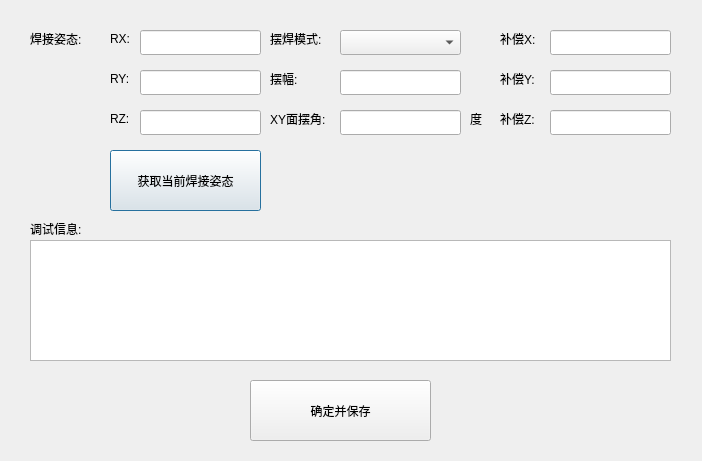
Before: the Qt Designer form setcraftdlg.ui in qubo188612/qtwelding, drawn with Qt 5.
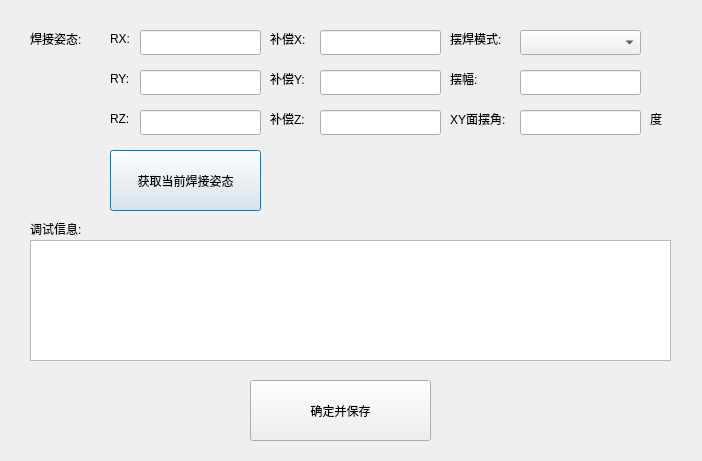
After: the same form once the commit is applied.

What changed in the file:
```diff
--- a/setcraftdlg.ui
+++ b/setcraftdlg.ui
@@ -104,7 +104,7 @@
   <widget class="QComboBox" name="comboBox_pendulum_mode">
    <property name="geometry">
     <rect>
-     <x>340</x>
+     <x>520</x>
      <y>30</y>
      <width>121</width>
      <height>25</height>
@@ -114,7 +114,7 @@
   <widget class="QLabel" name="label_9">
    <property name="geometry">
     <rect>
-     <x>270</x>
+     <x>450</x>
      <y>30</y>
      <width>67</width>
      <height>17</height>
@@ -127,7 +127,7 @@
   <widget class="QLabel" name="label_10">
    <property name="geometry">
     <rect>
-     <x>270</x>
+     <x>450</x>
      <y>70</y>
      <width>41</width>
      <height>17</height>
@@ -140,7 +140,7 @@
   <widget class="QLineEdit" name="lineEdit_pendulum_swing">
    <property name="geometry">
     <rect>
-     <x>340</x>
+     <x>520</x>
      <y>70</y>
      <width>121</width>
      <height>25</height>
@@ -150,7 +150,7 @@
   <widget class="QLabel" name="label_11">
    <property name="geometry">
     <rect>
-     <x>270</x>
+     <x>450</x>
      <y>110</y>
      <width>71</width>
      <height>17</height>
@@ -163,7 +163,7 @@
   <widget class="QLineEdit" name="lineEdit_pendulum_phaseangle">
    <property name="geometry">
     <rect>
-     <x>340</x>
+     <x>520</x>
      <y>110</y>
      <width>121</width>
      <height>25</height>
@@ -186,7 +186,7 @@
   <widget class="QLabel" name="label_12">
    <property name="geometry">
     <rect>
-     <x>470</x>
+     <x>650</x>
      <y>110</y>
      <width>21</width>
      <height>17</height>
@@ -229,7 +229,7 @@
   <widget class="QLabel" name="label_13">
    <property name="geometry">
     <rect>
-     <x>500</x>
+     <x>270</x>
      <y>30</y>
      <width>51</width>
      <height>17</height>
@@ -242,7 +242,7 @@
   <widget class="QLabel" name="label_14">
    <property name="geometry">
     <rect>
-     <x>500</x>
+     <x>270</x>
      <y>70</y>
      <width>51</width>
      <height>17</height>
@@ -255,7 +255,7 @@
   <widget class="QLabel" name="label_15">
    <property name="geometry">
     <rect>
-     <x>500</x>
+     <x>270</x>
      <y>110</y>
      <width>51</width>
      <height>17</height>
@@ -268,7 +268,7 @@
   <widget class="QLineEdit" name="lineEdit_X">
    <property name="geometry">
     <rect>
-     <x>550</x>
+     <x>320</x>
      <y>30</y>
      <width>121</width>
      <height>25</height>
@@ -278,7 +278,7 @@
   <widget class="QLineEdit" name="lineEdit_Y">
    <property name="geometry">
     <rect>
-     <x>550</x>
+     <x>320</x>
      <y>70</y>
      <width>121</width>
      <height>25</height>
@@ -288,7 +288,7 @@
   <widget class="QLineEdit" name="lineEdit_Z">
    <property name="geometry">
     <rect>
-     <x>550</x>
+     <x>320</x>
      <y>110</y>
      <width>121</width>
      <height>25</height>
```
